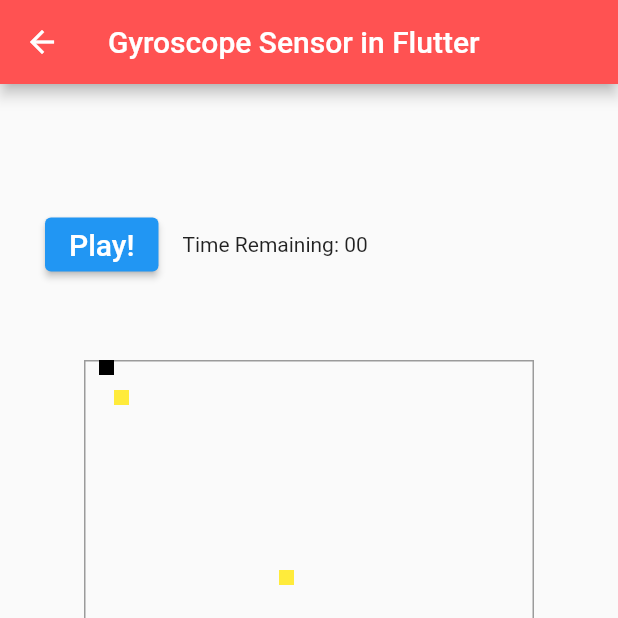
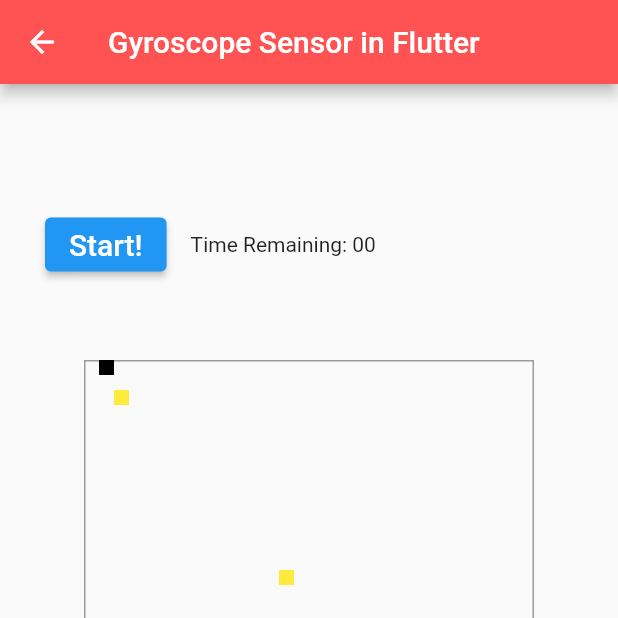
Before and after one commit to connorescajeda/Sensory-Overload, a Flutter app: the GameScreen screen opened directly, on a phone screen of 412 x 824 dp, the top half of it. Run offline on Flutter 3.47's test engine with Material 2 defaults, Android fonts, the phone set to English and light mode, and no system bars; our stand-ins replace sensors_plus; missing offline and left inert: dart:ffi.

Commit message:
aesthetic changes

```diff
--- a/fruit_collector/lib/globals.dart
+++ b/fruit_collector/lib/globals.dart
@@ -1,4 +1,4 @@
 library com.example.fruit_collector.globals;
 
-Duration timerDuration = Duration(seconds: 120);
+Duration timerDuration = Duration(seconds: 90);
 int points = 0;
--- a/fruit_collector/lib/main.dart
+++ b/fruit_collector/lib/main.dart
@@ -139,7 +139,7 @@ class _GameScreenState extends State<GameScreen> {
   //Duration timerDuration = Duration(seconds: 60);
 
   void startTimer() {
-    setState(() => globals.timerDuration = Duration(seconds: 120));
+    setState(() => globals.timerDuration = Duration(seconds: 90));
     globals.points = 0;
     countdownTimer =
         Timer.periodic(Duration(seconds: 1), (_) => setCountDown());
@@ -192,7 +192,7 @@ class _GameScreenState extends State<GameScreen> {
     //goadrich snake sensor demo
 
     String strDigits(int n) => n.toString().padLeft(2, '0');
-    final seconds = strDigits(globals.timerDuration.inSeconds.remainder(120));
+    final seconds = strDigits(globals.timerDuration.inSeconds.remainder(90));
     final pointTotal = globals.points;
 
     return Scaffold(
@@ -211,7 +211,7 @@ class _GameScreenState extends State<GameScreen> {
                     ElevatedButton(
                       onPressed: startTimer,
                       child: const Text(
-                        'Play!',
+                        'Start!',
                         style: TextStyle(
                           fontSize: 20,
                         ),
```
